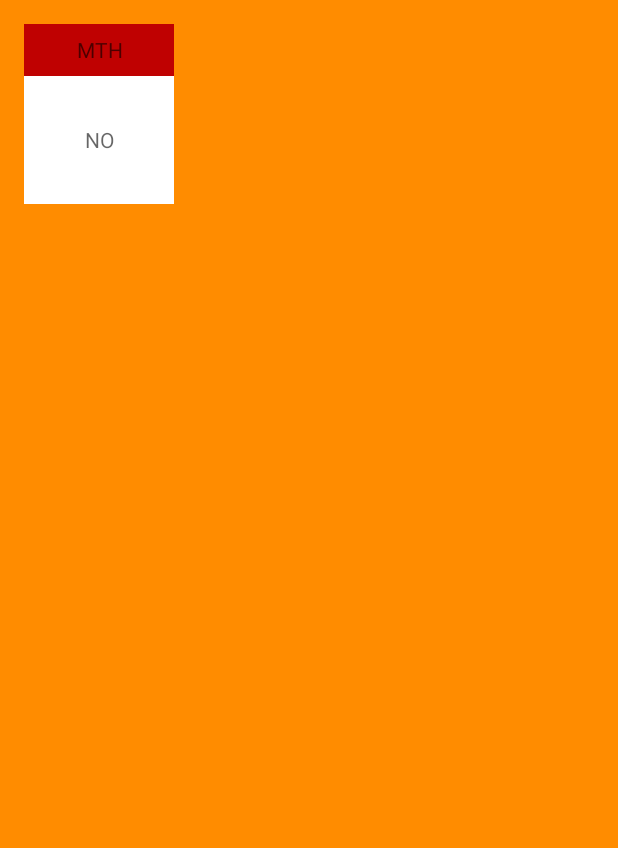
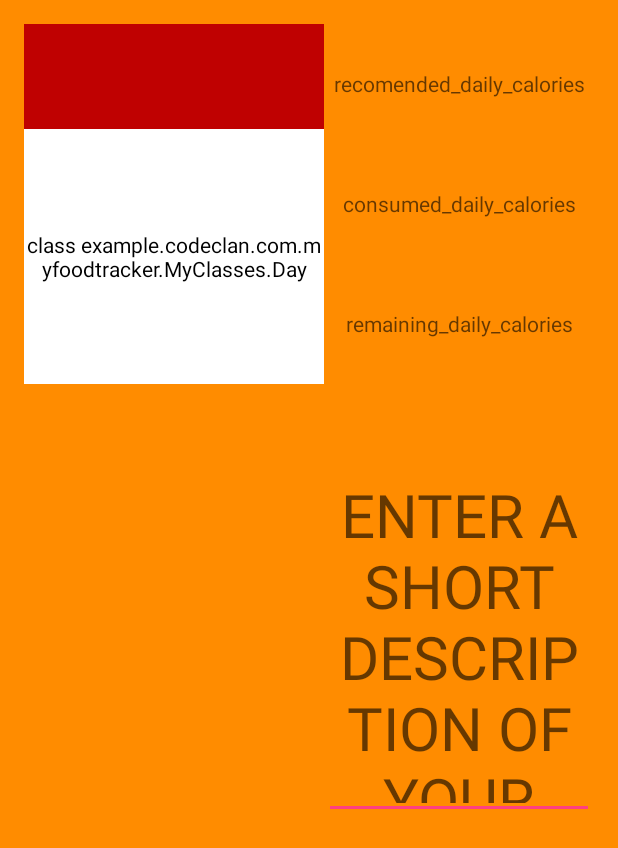
Before and after one commit to IanTennyson/Project2-FoodManagerApp, an Android app: the FoodTrackerActivity screen opened directly, with no data from a screen before it, after a tap on an icon or button, on a phone screen of 412 x 824 dp. Shown: the top 848 px of the screen. Run offline under Robolectric (Android 15) with nearby library versions, the phone set to English and light mode, and no system bars.

Commit message:
added to the layout of my detailed food page

```diff
--- a/app/src/main/java/example/codeclan/com/myfoodtracker/Activities/DetailedFoodTrackerActivity.java
+++ b/app/src/main/java/example/codeclan/com/myfoodtracker/Activities/DetailedFoodTrackerActivity.java
@@ -3,11 +3,13 @@ package example.codeclan.com.myfoodtracker.Activities;
 import android.content.Intent;
 import android.support.v7.app.AppCompatActivity;
 import android.os.Bundle;
+import android.view.WindowManager;
 import android.widget.EditText;
 import android.widget.ListView;
 import android.widget.TextView;
 
 import java.util.ArrayList;
+
 
 import example.codeclan.com.myfoodtracker.Enums.MealType;
 import example.codeclan.com.myfoodtracker.MyClasses.Day;
@@ -24,38 +26,18 @@ public class DetailedFoodTrackerActivity extends AppCompatActivity {
         setContentView(R.layout.activity_detailed_food_tracker);
         Intent intent = getIntent();
         String date = intent.getExtras().getString("day");
-//        ArrayList<Food> foodlist = SharedPreferencesManager.getFoodList(this);
-//        FoodTrackerAdapter foodTrackerAdapter = new FoodTrackerAdapter(this, foodlist);
+
+        //STOP THE KEYBOARD FROM POPPING UP WHEN THE PAGE LOADS
+        this.getWindow().setSoftInputMode(WindowManager.LayoutParams.SOFT_INPUT_STATE_ALWAYS_HIDDEN);
+
 
         FoodPlan plan = SharedPreferencesManager.getFoodPlan(this);
 
         Day day = plan.getFoodOnDate(date);
+        String detailedDate = day.getClass().toString();
 
-        ArrayList<MealType> mealTypes = new ArrayList<>( day.getFoodDay().keySet() );
-
-
-
-//        TextView month = (TextView) findViewById(R.id.month);
-//        TextView day = (TextView) findViewById(R.id.day);
-
-
-
-
-
-
-
-//
-//
-//        }
-//
-//    public void getDetailedFood(View listItem){
-//
-//        Food food = (Food) listItem.getTag();
-//        Log.d("Journal Entry: ", food.getJournal());
-//        Intent intent = new Intent(this, DetailedFoodTrackerActivity.class);
-//        intent.putExtra("day", food);
-//
-//        startActivity(intent);
+        TextView textView = (TextView) findViewById(R.id.date);
+        textView.setText(detailedDate);
 
     }
 }
--- a/app/src/main/java/example/codeclan/com/myfoodtracker/Activities/DetailedMealTrackerActivity.java
+++ b/app/src/main/java/example/codeclan/com/myfoodtracker/Activities/DetailedMealTrackerActivity.java
@@ -1,15 +1,39 @@
-package example.codeclan.com.myfoodtracker.Activities;
-
-import android.support.v7.app.AppCompatActivity;
-import android.os.Bundle;
-
-import example.codeclan.com.myfoodtracker.R;
-
-public class DetailedMealTrackerActivity extends AppCompatActivity {
-
-    @Override
-    protected void onCreate(Bundle savedInstanceState) {
-        super.onCreate(savedInstanceState);
-        setContentView(R.layout.activity_detailed_meal_tracker);
-    }
-}
+//package example.codeclan.com.myfoodtracker.Activities;
+//
+//import android.support.v7.app.AppCompatActivity;
+//import android.os.Bundle;
+//import android.widget.ListView;
+//
+//import java.util.ArrayList;
+//
+//import example.codeclan.com.myfoodtracker.Adapters.DetailedFoodAdapter;
+//import example.codeclan.com.myfoodtracker.MyClasses.Food;
+//import example.codeclan.com.myfoodtracker.MyClasses.FoodPlan;
+//import example.codeclan.com.myfoodtracker.R;
+//import example.codeclan.com.myfoodtracker.SharedPreferencesManager;
+//
+//public class DetailedMealTrackerActivity extends AppCompatActivity {
+//
+//    @Override
+//    protected void onCreate(Bundle savedInstanceState) {
+//        super.onCreate(savedInstanceState);
+//        setContentView(R.layout.activity_detailed_meal_tracker);
+//
+//        FoodPlan plan = SharedPreferencesManager.getFoodPlan(this);
+////        String food = plan.
+//
+//        DetailedFoodAdapter detailedFoodAdapter = new DetailedFoodAdapter(this,);
+//
+//        ListView listView = (ListView) findViewById(R.id.detailed_meal_tracker);
+//        listView.setAdapter(detailedFoodAdapter);
+//
+//
+//        //        FoodPlan foodPlan = new SharedPreferencesManager().getFoodPlan(this);
+////
+////        ArrayList<String> dates = foodPlan.getDates();
+////        FoodTrackerAdapter foodTrackerAdapter = new FoodTrackerAdapter(this, dates);
+////
+////        ListView listView = (ListView) findViewById(R.id.food_tracker);
+////        listView.setAdapter(foodTrackerAdapter);
+//    }
+//}
--- a/app/src/main/java/example/codeclan/com/myfoodtracker/Activities/EatActivity.java
+++ b/app/src/main/java/example/codeclan/com/myfoodtracker/Activities/EatActivity.java
@@ -5,6 +5,7 @@ import android.support.v4.app.FragmentActivity;
 import android.os.Bundle;
 import android.util.Log;
 import android.view.View;
+import android.view.WindowManager;
 import android.widget.ArrayAdapter;
 import android.widget.Button;
 import android.widget.DatePicker;
@@ -45,7 +46,10 @@ public class EatActivity extends FragmentActivity {
         setContentView(R.layout.activity_eat);
         Intent intent = getIntent();
 
-        day = (TextView) findViewById(R.id.day);
+        //STOP THE KEYBOARD FROM POPPING UP WHEN THE PAGE LOADS
+        this.getWindow().setSoftInputMode(WindowManager.LayoutParams.SOFT_INPUT_STATE_ALWAYS_HIDDEN);
+
+        day = (TextView) findViewById(R.id.date);
         Spinner mySpinner = (Spinner) findViewById(R.id.meal);
         food = (EditText) findViewById(R.id.food);
         cal = (EditText) findViewById(R.id.calories_entered);
--- a/app/src/main/java/example/codeclan/com/myfoodtracker/Activities/FoodTrackerActivity.java
+++ b/app/src/main/java/example/codeclan/com/myfoodtracker/Activities/FoodTrackerActivity.java
@@ -38,7 +38,6 @@ public class FoodTrackerActivity extends AppCompatActivity {
         ListView listView = (ListView) findViewById(R.id.food_tracker);
         listView.setAdapter(foodTrackerAdapter);
 
-
     }
 
     public void getDetailedFood(View listItem){
--- a/app/src/main/java/example/codeclan/com/myfoodtracker/Activities/LauncherActivity.java
+++ b/app/src/main/java/example/codeclan/com/myfoodtracker/Activities/LauncherActivity.java
@@ -5,6 +5,7 @@ import android.support.v7.app.AppCompatActivity;
 import android.os.Bundle;
 import android.util.Log;
 import android.view.View;
+import android.view.WindowManager;
 import android.widget.EditText;
 
 import example.codeclan.com.myfoodtracker.R;
@@ -17,6 +18,9 @@ public class LauncherActivity extends AppCompatActivity {
     protected void onCreate(Bundle savedInstanceState) {
         super.onCreate(savedInstanceState);
         setContentView(R.layout.activity_launcher);
+
+        //STOP THE KEYBOARD FROM POPPING UP WHEN THE PAGE LOADS
+        this.getWindow().setSoftInputMode(WindowManager.LayoutParams.SOFT_INPUT_STATE_ALWAYS_HIDDEN);
 
         userName = (EditText) findViewById(R.id.user_name);
 
--- a/app/src/main/java/example/codeclan/com/myfoodtracker/Adapters/FoodTrackerAdapter.java
+++ b/app/src/main/java/example/codeclan/com/myfoodtracker/Adapters/FoodTrackerAdapter.java
@@ -21,7 +21,6 @@ public class FoodTrackerAdapter extends ArrayAdapter<String> {
     public FoodTrackerAdapter(Context context, ArrayList<String> foodPlan){
         super(context, 0, foodPlan);
     }
-
 
     @Override
 
--- a/app/src/main/java/example/codeclan/com/myfoodtracker/MyClasses/Food.java
+++ b/app/src/main/java/example/codeclan/com/myfoodtracker/MyClasses/Food.java
@@ -4,6 +4,7 @@ import android.support.annotation.NonNull;
 
 import java.io.Serializable;
 import java.text.SimpleDateFormat;
+import java.util.ArrayList;
 import java.util.Date;
 
 /**
@@ -35,6 +36,9 @@ public class Food implements Serializable {
     public int getCalories(){
         return this.calories;
     }
+
+
+
 
 //    public String getDate(){
 //        return this.date;
--- a/app/src/main/java/example/codeclan/com/myfoodtracker/MyClasses/FoodPlan.java
+++ b/app/src/main/java/example/codeclan/com/myfoodtracker/MyClasses/FoodPlan.java
@@ -33,4 +33,8 @@ public class FoodPlan implements Serializable {
         mealPlan.put(date, day);
     }
 
+    public String getDate(){
+        return mealPlan.entrySet().toString();
     }
+
+    }
--- a/app/src/main/res/layout/activity_detailed_food_tracker.xml
+++ b/app/src/main/res/layout/activity_detailed_food_tracker.xml
@@ -13,8 +13,10 @@
 
 
     <LinearLayout
-        android:layout_width="100dp"
-        android:layout_height="120dp"
+        android:id="@+id/detailed_date"
+
+        android:layout_width="200dp"
+        android:layout_height="240dp"
         android:orientation="vertical"
         >
 
@@ -22,27 +24,109 @@
         android:id="@+id/month"
 
         android:gravity="center"
-        android:hint="MTH"
-        android:layout_width="100dp"
-        android:layout_height="35dp"
+        android:layout_width="200dp"
+        android:layout_height="70dp"
         android:textColor="#ffffff"
         android:background="#bf0101"
         android:layout_weight="0.72"
       />
 
     <TextView
-        android:id="@+id/day"
+        android:id="@+id/date"
 
         android:gravity="center"
         android:hint="NO"
-        android:layout_width="100dp"
-        android:layout_height="85dp"
+        android:layout_width="200dp"
+        android:layout_height="170dp"
         android:textColor="#000000"
         android:background="#ffffff"
 
         />
 
+
     </LinearLayout>
+
+    <LinearLayout
+        android:id="@+id/detailed_calories"
+
+        android:layout_width="500dp"
+        android:layout_height="240dp"
+        android:layout_toRightOf="@+id/detailed_date"
+        android:orientation="vertical"
+        android:gravity="center"
+        >
+
+        <TextView
+            android:id="@+id/recomended_daily_calories"
+
+            android:hint="recomended_daily_calories"
+            android:gravity="center"
+            android:layout_width="400dp"
+            android:layout_height="80dp"
+            />
+        <TextView
+            android:id="@+id/consumed_daily_calories"
+
+            android:hint="consumed_daily_calories"
+            android:gravity="center"
+            android:layout_width="400dp"
+            android:layout_height="80dp"
+            />
+
+        <TextView
+            android:id="@+id/remaining_daily_calories"
+
+            android:hint="remaining_daily_calories"
+            android:gravity="center"
+            android:layout_width="400dp"
+            android:layout_height="80dp"
+            />
+
+    </LinearLayout>
+
+    <TextView
+        android:id="@+id/gap_one"
+
+        android:layout_below="@id/detailed_date"
+        android:layout_width="700dp"
+        android:layout_height="50dp" />
+
+    <ImageView
+        android:id="@+id/journal_image"
+
+        android:layout_width="200dp"
+        android:layout_height="240dp"
+        android:layout_below="@+id/gap_one"
+        />
+
+
+    <EditText
+        android:id="@+id/enter_journal"
+
+        android:gravity="center"
+        android:textSize="40dp"
+        android:hint="ENTER A SHORT DESCRIPTION OF YOUR DAY"
+        android:layout_width="500dp"
+        android:layout_height="240dp"
+        android:layout_below="@+id/gap_one"
+        android:layout_toRightOf="@+id/journal_image"
+        />
+
+    <TextView
+        android:id="@+id/gap_two"
+
+        android:layout_below="@id/journal_image"
+        android:layout_width="700dp"
+        android:layout_height="50dp" />
+
+    <ListView
+        android:id="@+id/detailed_meal_tracker"
+        android:layout_below="@+id/gap_two"
+
+        android:layout_width="700dp"
+        android:layout_height="wrap_content">
+
+    </ListView>
 
 
 
--- a/app/src/main/res/layout/activity_detailed_meal_tracker.xml
+++ b/app/src/main/res/layout/activity_detailed_meal_tracker.xml
@@ -6,14 +6,13 @@
 
     >
 
-    <TextView
-        android:id="@+id/meal"
-        android:layout_width="60dp"
-        android:layout_height="wrap_content"
+    <ImageView
+        android:id="@+id/meal_image"
+        android:layout_width="200dp"
+        android:layout_height="240dp"
         android:textSize="50dp"
         android:textAlignment="center"
         android:layout_marginRight="20dp"
-        android:textColor="#f7e814"
         android:background="#f90808"
         />
 
@@ -27,15 +26,8 @@
             android:id="@+id/food"
 
             android:textSize="25dp"
-            android:layout_width="fill_parent"
-            android:layout_height="wrap_content"
-            />
-
-
-        <TextView
-            android:id="@+id/calories"
-            android:layout_width="fill_parent"
-            android:layout_height="wrap_content"
+            android:layout_width="500dp"
+            android:layout_height="240dp"
             />
 
     </LinearLayout>
```
Also changed, not shown: app/src/main/java/example/codeclan/com/myfoodtracker/Adapters/DetailedFoodAdapter.java (added, +47 -0 lines), app/src/main/java/example/codeclan/com/myfoodtracker/MyClasses/Day.java (line endings or trailing spaces), 1 other file.
